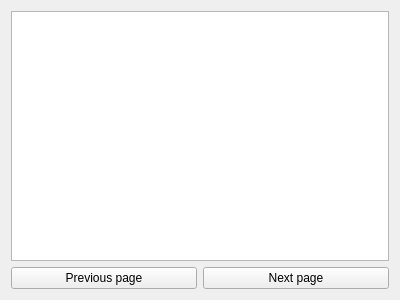
elgris/TestTask, file Widgets/PointsWidget.ui: the form before one commit.
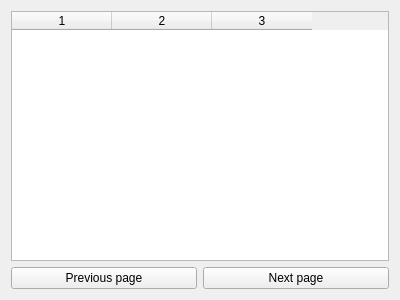
The form after the commit.

Commit message: Points widget implemented

Patch:
```diff
--- a/Widgets/PointsWidget.ui
+++ b/Widgets/PointsWidget.ui
@@ -15,7 +15,23 @@
   </property>
   <layout class="QVBoxLayout" name="verticalLayout">
    <item>
-    <widget class="QTableView" name="tableView"/>
+    <widget class="QTableWidget" name="tableWidget">
+     <property name="columnCount">
+      <number>3</number>
+     </property>
+     <attribute name="horizontalHeaderShowSortIndicator" stdset="0">
+      <bool>false</bool>
+     </attribute>
+     <attribute name="horizontalHeaderStretchLastSection">
+      <bool>false</bool>
+     </attribute>
+     <attribute name="verticalHeaderVisible">
+      <bool>true</bool>
+     </attribute>
+     <column/>
+     <column/>
+     <column/>
+    </widget>
    </item>
    <item>
     <layout class="QHBoxLayout" name="horizontalLayout">
```
The commit also changes 5 other files.
